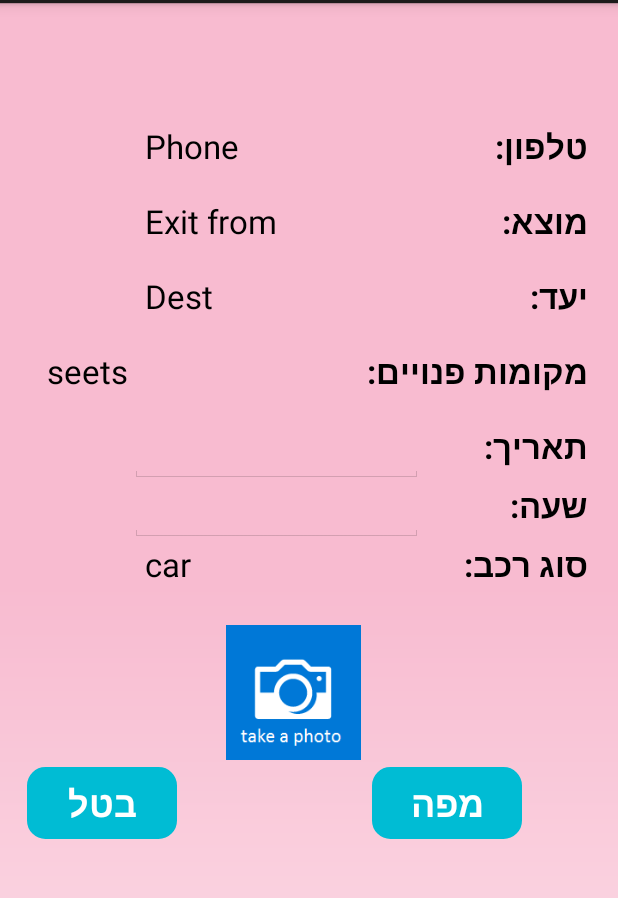
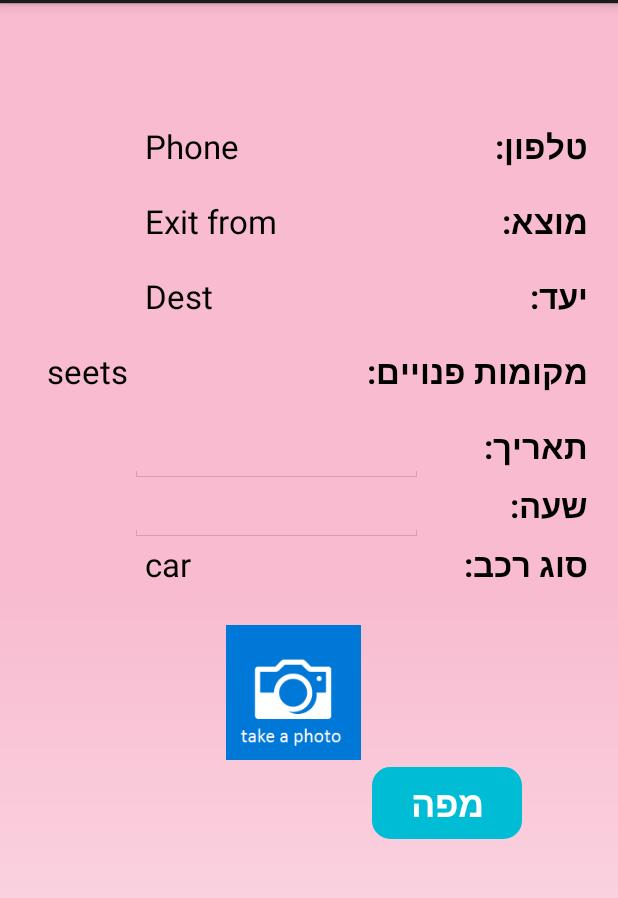
Before and after one commit to manorerel/TrempyTeam, an Android app: the TrempDetailsActivity screen opened directly, with no data from a screen before it, on a phone screen of 412 x 824 dp, the part 69-967 px from its top. Run offline under Robolectric (Android 15) with nearby library versions, the phone set to English and light mode, and no system bars; libraries missing offline, so code that uses them is left out: com.facebook; 15 statements that could not run were skipped.

Commit message:
delete btn cancle

```diff
--- a/app/src/main/java/com/example/hadar/trempyteam/TrempDetailsActivity.java
+++ b/app/src/main/java/com/example/hadar/trempyteam/TrempDetailsActivity.java
@@ -108,16 +108,6 @@ public class TrempDetailsActivity extends Activity {
         so = intent.getExtras().getString("source");
         id = intent.getExtras().getString("id");
         seet = (Long.toString(intent.getExtras().getLong("seets")));
-
-        Button cancel = (Button) findViewById(R.id.detailsBtnCancel);
-        cancel.setOnClickListener(new View.OnClickListener() {
-            @Override
-            public void onClick(View v) {
-                Intent resultIntent = new Intent();
-                setResult(Activity.RESULT_CANCELED, resultIntent);
-                finish();
-            }
-        });
 
 //        Button delete = (Button) findViewById(R.id.btnDelete);
 //        delete.setOnClickListener(new View.OnClickListener() {
--- a/app/src/main/res/layout/activity_marker_details.xml
+++ b/app/src/main/res/layout/activity_marker_details.xml
@@ -41,6 +41,5 @@
         android:layout_centerHorizontal="true"
         android:layout_marginTop="59dp"
         android:text="Hello"
-        android:textColor="?android:attr/textColorSecondaryActivated"
         android:textSize="36sp" />
 </RelativeLayout>
--- a/app/src/main/res/layout/search_tremp.xml
+++ b/app/src/main/res/layout/search_tremp.xml
@@ -104,6 +104,5 @@
 
     <LinearLayout
             android:layout_width="fill_parent"
-            android:layout_weight="1"
-            android:layout_height="fill_parent"></LinearLayout>
+        android:layout_height="281dp"></LinearLayout>
 </LinearLayout>
--- a/app/src/main/res/layout/tremp_details.xml
+++ b/app/src/main/res/layout/tremp_details.xml
@@ -264,23 +264,6 @@ android:weightSum="1"
         android:layout_marginRight="248dp"
         android:layout_marginEnd="248dp" />
 
-    <Button
-        android:text="בטל"
-        android:layout_width="100dp"
-        android:layout_height="wrap_content"
-        android:layout_gravity="center_horizontal"
-        android:id="@+id/detailsBtnCancel"
-        android:textSize="24sp"
-        android:backgroundTint="#00BCD4"
-        android:textStyle="normal|bold"
-        android:textColor="#FFFFFF"
-        android:layout_weight="0.10"
-        android:background="@drawable/rounded_corners"
-        android:layout_below="@+id/DetailsImage"
-        android:layout_alignParentRight="true"
-        android:layout_alignParentEnd="true"
-        android:layout_marginRight="18dp"
-        android:layout_marginEnd="18dp" />
 
 
 </RelativeLayout>
```
Lines whose indentation alone changed are shown as unchanged.
